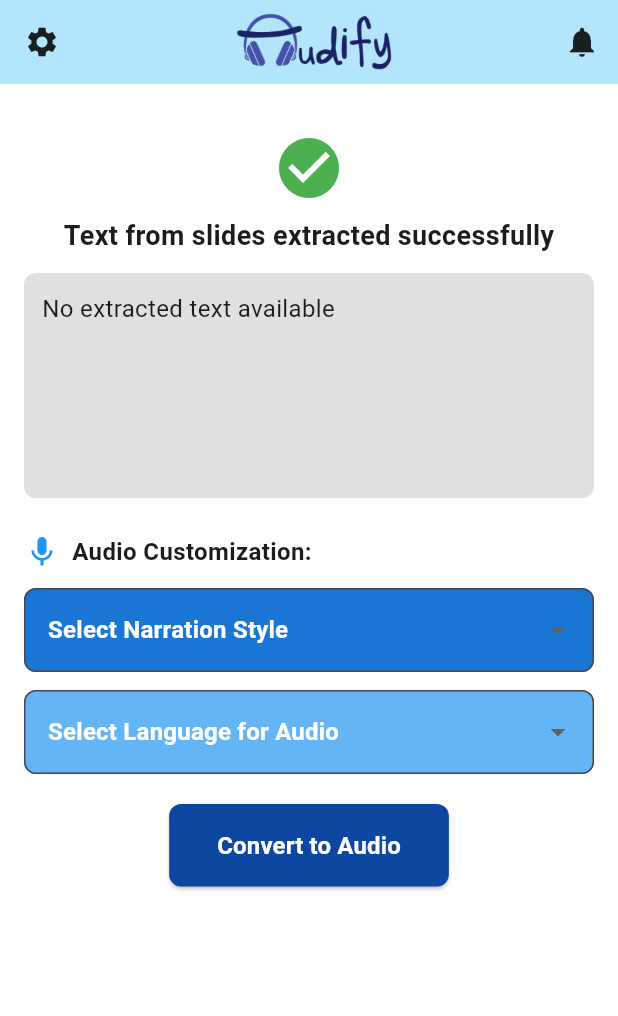
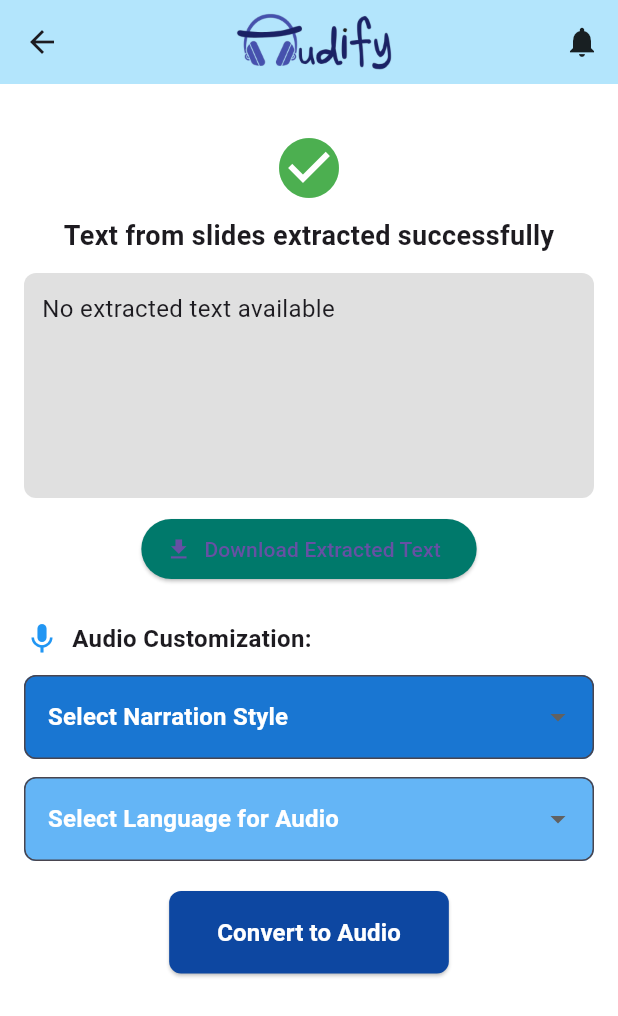
Before and after one commit to carolflz/Audify_fyp, a Flutter app: the UserCustomizationScreen screen opened by its route, on a phone screen of 412 x 824 dp. Shown: the top 1016 px of the screen. Run offline on Flutter 3.47's test engine with Material 3 defaults, Android fonts, the phone set to English and light mode, and no system bars; our stand-ins replace file_picker, permission_handler.

Commit message:
added downloadable feature for extracted text to device

```diff
--- a/lib/user_customization.dart
+++ b/lib/user_customization.dart
@@ -1,4 +1,7 @@
+import 'dart:io';
 import 'package:flutter/material.dart';
+import 'package:path_provider/path_provider.dart';
+import 'package:permission_handler/permission_handler.dart';
 
 class UserCustomizationScreen extends StatefulWidget {
   final String extractedText;
@@ -6,12 +9,46 @@ class UserCustomizationScreen extends StatefulWidget {
   const UserCustomizationScreen({super.key, required this.extractedText});
 
   @override
-  State<UserCustomizationScreen> createState() => _UserCustomizationScreenState();
+  State<UserCustomizationScreen> createState() =>
+      _UserCustomizationScreenState();
 }
 
 class _UserCustomizationScreenState extends State<UserCustomizationScreen> {
   String? selectedNarrationStyle;
   String? selectedLanguage;
+
+Future<void> downloadExtractedText() async {
+  try {
+    // Request storage permission
+    var status = await Permission.storage.request();
+
+    if (status.isGranted) {
+      final downloadsDirectory = Directory('/storage/emulated/0/Download');
+
+      if (!downloadsDirectory.existsSync()) {
+        downloadsDirectory.createSync(recursive: true);
+      }
+
+      final filePath = '${downloadsDirectory.path}/extracted_text.txt';
+      final file = File(filePath);
+
+      await file.writeAsString(widget.extractedText);
+
+      ScaffoldMessenger.of(context).showSnackBar(
+        SnackBar(content: Text('File saved to Downloads folder at:\n$filePath')),
+      );
+    } else {
+      ScaffoldMessenger.of(context).showSnackBar(
+        const SnackBar(content: Text('Storage permission denied')),
+      );
+    }
+  } catch (e) {
+    ScaffoldMessenger.of(context).showSnackBar(
+      SnackBar(content: Text('Failed to save file: $e')),
+    );
+  }
+}
+
 
   @override
   Widget build(BuildContext context) {
@@ -20,10 +57,6 @@ class _UserCustomizationScreenState extends State<UserCustomizationScreen> {
       appBar: AppBar(
         backgroundColor: Colors.lightBlue[100],
         elevation: 0,
-        leading: IconButton(
-          icon: const Icon(Icons.settings, color: Colors.black87),
-          onPressed: () {},
-        ),
         actions: [
           IconButton(
             icon: const Icon(Icons.notifications, color: Colors.black87),
@@ -70,6 +103,15 @@ class _UserCustomizationScreenState extends State<UserCustomizationScreen> {
                 ),
               ),
             ),
+            const SizedBox(height: 10),
+            ElevatedButton.icon(
+              style: ElevatedButton.styleFrom(
+                backgroundColor: Colors.teal[700],
+              ),
+              icon: const Icon(Icons.download),
+              label: const Text('Download Extracted Text'),
+              onPressed: downloadExtractedText,
+            ),
             const SizedBox(height: 24),
             Row(
               children: const [
@@ -82,8 +124,6 @@ class _UserCustomizationScreenState extends State<UserCustomizationScreen> {
               ],
             ),
             const SizedBox(height: 12),
-
-            // Narration Style Dropdown
             DropdownButtonFormField<String>(
               decoration: InputDecoration(
                 filled: true,
@@ -96,12 +136,22 @@ class _UserCustomizationScreenState extends State<UserCustomizationScreen> {
               value: selectedNarrationStyle,
               hint: const Text(
                 'Select Narration Style',
-                style: TextStyle(color: Colors.white, fontWeight: FontWeight.bold),
+                style: TextStyle(
+                    color: Colors.white, fontWeight: FontWeight.bold),
               ),
               items: const [
-                DropdownMenuItem(value: 'formal', child: Text('Formal Lecture', style: TextStyle(color: Colors.white))),
-                DropdownMenuItem(value: 'ted', child: Text('TED Talk Style', style: TextStyle(color: Colors.white))),
-                DropdownMenuItem(value: 'casual', child: Text('Casual', style: TextStyle(color: Colors.white))),
+                DropdownMenuItem(
+                    value: 'formal',
+                    child: Text('Formal Lecture',
+                        style: TextStyle(color: Colors.white))),
+                DropdownMenuItem(
+                    value: 'ted',
+                    child: Text('TED Talk Style',
+                        style: TextStyle(color: Colors.white))),
+                DropdownMenuItem(
+                    value: 'casual',
+                    child: Text('Casual',
+                        style: TextStyle(color: Colors.white))),
               ],
               onChanged: (value) {
                 setState(() {
@@ -110,8 +160,6 @@ class _UserCustomizationScreenState extends State<UserCustomizationScreen> {
               },
             ),
             const SizedBox(height: 12),
-
-            // Language Selection Dropdown
             DropdownButtonFormField<String>(
               decoration: InputDecoration(
                 filled: true,
@@ -124,12 +172,22 @@ class _UserCustomizationScreenState extends State<UserCustomizationScreen> {
               value: selectedLanguage,
               hint: const Text(
                 'Select Language for Audio',
-                style: TextStyle(color: Colors.white, fontWeight: FontWeight.bold),
+                style: TextStyle(
+                    color: Colors.white, fontWeight: FontWeight.bold),
               ),
               items: const [
-                DropdownMenuItem(value: 'en', child: Text('English', style: TextStyle(color: Colors.white))),
-                DropdownMenuItem(value: 'zh', child: Text('Chinese', style: TextStyle(color: Colors.white))),
-                DropdownMenuItem(value: 'ms', child: Text('Malay', style: TextStyle(color: Colors.white))),
+                DropdownMenuItem(
+                    value: 'en',
+                    child: Text('English',
+                        style: TextStyle(color: Colors.white))),
+                DropdownMenuItem(
+                    value: 'zh',
+                    child: Text('Chinese',
+                        style: TextStyle(color: Colors.white))),
+                DropdownMenuItem(
+                    value: 'ms',
+                    child: Text('Malay',
+                        style: TextStyle(color: Colors.white))),
               ],
               onChanged: (value) {
                 setState(() {
@@ -138,18 +196,21 @@ class _UserCustomizationScreenState extends State<UserCustomizationScreen> {
               },
             ),
             const SizedBox(height: 20),
-
-            // Convert to Audio Button
             ElevatedButton(
               style: ElevatedButton.styleFrom(
                 backgroundColor: Colors.blue[900],
-                padding: const EdgeInsets.symmetric(vertical: 16, horizontal: 32),
-                shape: RoundedRectangleBorder(borderRadius: BorderRadius.circular(8)),
+                padding:
+                    const EdgeInsets.symmetric(vertical: 16, horizontal: 32),
+                shape: RoundedRectangleBorder(
+                    borderRadius: BorderRadius.circular(8)),
               ),
               onPressed: () {
-                if (selectedNarrationStyle == null || selectedLanguage == null) {
+                if (selectedNarrationStyle == null ||
+                    selectedLanguage == null) {
                   ScaffoldMessenger.of(context).showSnackBar(
-                    const SnackBar(content: Text('Please select all customization options before proceeding')),
+                    const SnackBar(
+                        content: Text(
+                            'Please select all customization options before proceeding')),
                   );
                   return;
                 }
--- a/pubspec.yaml
+++ b/pubspec.yaml
@@ -17,6 +17,8 @@ dependencies:
   file_picker: ^9.0.2
   http: ^0.13.5
   http_parser: ^4.1.2
+  path_provider: ^2.1.5
+  permission_handler: ^12.0.0+1
 
 dev_dependencies:
   flutter_test:
```
Also changed, not shown: pubspec.lock, 5 other files.
